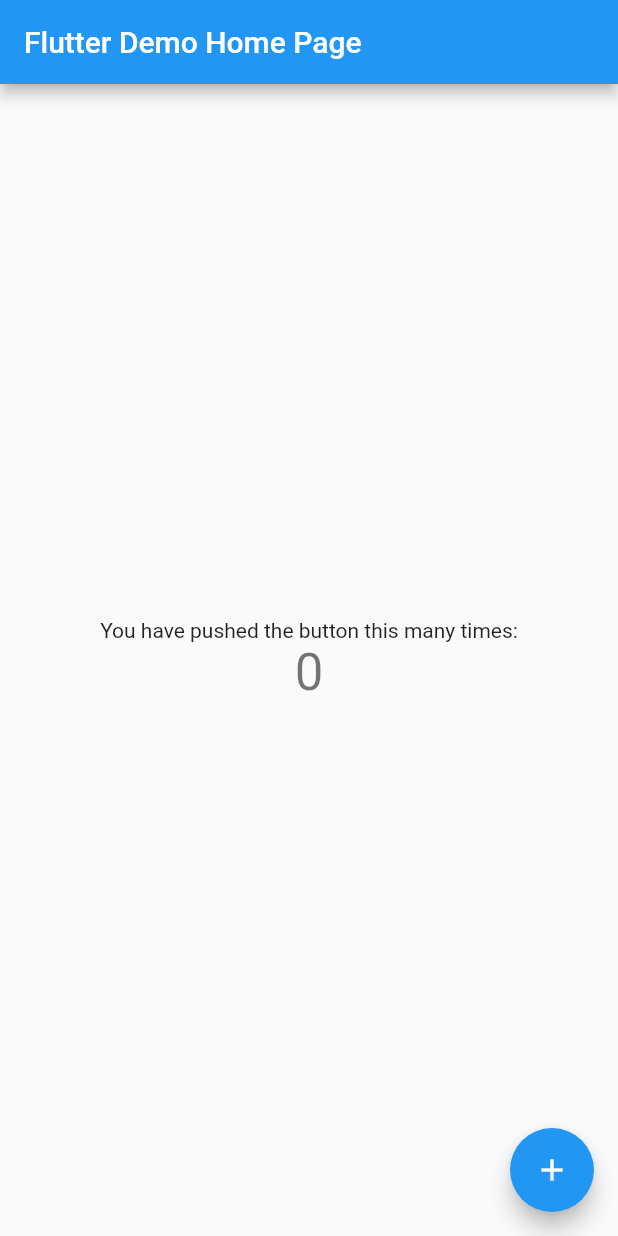
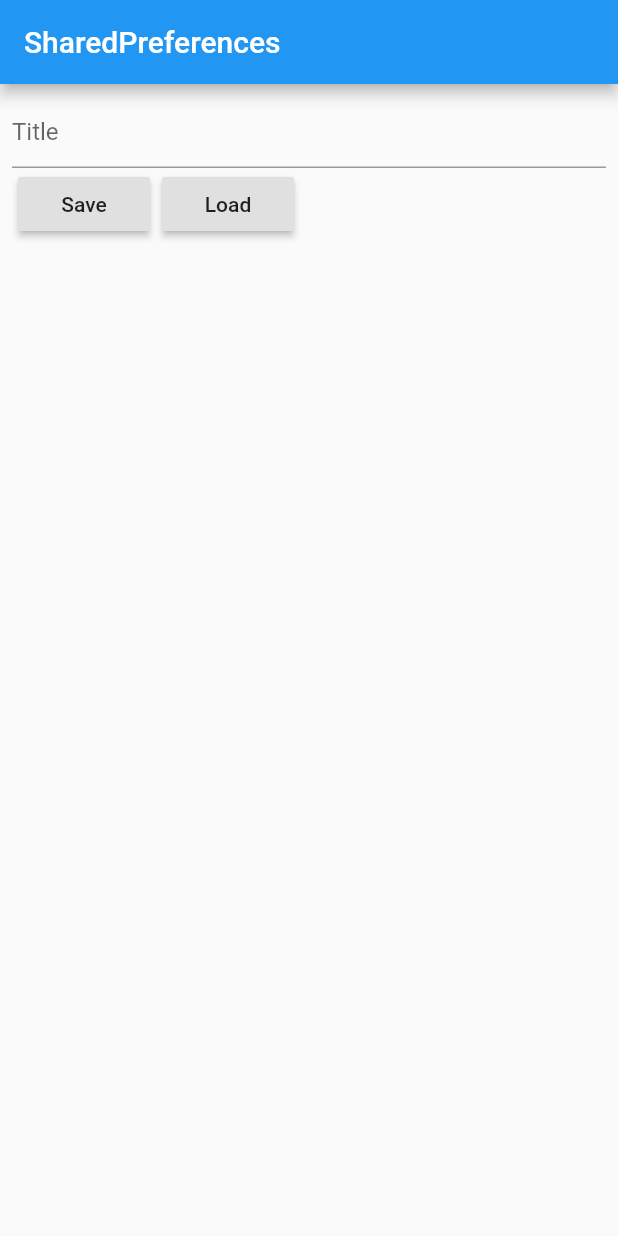
Before and after one commit to mokelab/flutter_samples, a Flutter app: the screen it shows after launch, on a phone screen of 412 x 824 dp. Run offline on Flutter 3.47's test engine with Material 2 defaults, Android fonts, the phone set to English and light mode, and no system bars; our stand-ins replace shared_preferences.

Commit message:
Implement shared preferences sample

```diff
--- a/shared_pref/lib/main.dart
+++ b/shared_pref/lib/main.dart
@@ -1,4 +1,5 @@
 import 'package:flutter/material.dart';
+import 'package:shared_preferences/shared_preferences.dart';
 
 void main() => runApp(MyApp());
 
@@ -7,105 +8,102 @@ class MyApp extends StatelessWidget {
   @override
   Widget build(BuildContext context) {
     return MaterialApp(
-      title: 'Flutter Demo',
+      title: 'SharedPreferences',
       theme: ThemeData(
-        // This is the theme of your application.
-        //
-        // Try running your application with "flutter run". You'll see the
-        // application has a blue toolbar. Then, without quitting the app, try
-        // changing the primarySwatch below to Colors.green and then invoke
-        // "hot reload" (press "r" in the console where you ran "flutter run",
-        // or simply save your changes to "hot reload" in a Flutter IDE).
-        // Notice that the counter didn't reset back to zero; the application
-        // is not restarted.
         primarySwatch: Colors.blue,
       ),
-      home: MyHomePage(title: 'Flutter Demo Home Page'),
+      home: MyHomePage(title: 'SharedPreferences'),
     );
   }
 }
 
-class MyHomePage extends StatefulWidget {
+class MyHomePage extends StatelessWidget {
   MyHomePage({Key key, this.title}) : super(key: key);
-
-  // This widget is the home page of your application. It is stateful, meaning
-  // that it has a State object (defined below) that contains fields that affect
-  // how it looks.
-
-  // This class is the configuration for the state. It holds the values (in this
-  // case the title) provided by the parent (in this case the App widget) and
-  // used by the build method of the State. Fields in a Widget subclass are
-  // always marked "final".
-
   final String title;
 
   @override
-  _MyHomePageState createState() => _MyHomePageState();
+  Widget build(BuildContext context) {
+    return Scaffold(
+        appBar: AppBar(
+          title: Text(this.title),
+        ),
+        body: MyHomePageBody());
+  }
 }
 
-class _MyHomePageState extends State<MyHomePage> {
-  int _counter = 0;
+class MyHomePageBody extends StatefulWidget {
+  MyHomePageBody({Key key}) : super(key: key);
 
-  void _incrementCounter() {
-    setState(() {
-      // This call to setState tells the Flutter framework that something has
-      // changed in this State, which causes it to rerun the build method below
-      // so that the display can reflect the updated values. If we changed
-      // _counter without calling setState(), then the build method would not be
-      // called again, and so nothing would appear to happen.
-      _counter++;
-    });
+  @override
+  _MyHomePageBodyState createState() => _MyHomePageBodyState();
+}
+
+class _MyHomePageBodyState extends State<MyHomePageBody> {
+  final _controller = TextEditingController();
+
+  void _save() async {
+    var title = _controller.text;
+    // save
+    var pref = await SharedPreferences.getInstance();
+    pref.setString("title", title);
+
+    // clear
+    _controller.text = "";
+
+    Scaffold.of(this.context).showSnackBar(SnackBar(
+      content: Text("Saved!"),
+    ));
+  }
+
+  void _load() async {
+    // load
+    var pref = await SharedPreferences.getInstance();
+    var title = pref.getString("title");
+
+    // set
+    _controller.text = title;
+
+    Scaffold.of(this.context).showSnackBar(SnackBar(
+      content: Text("Loaded!"),
+    ));
+  }
+
+  @override
+  void dispose() {
+    _controller.dispose();
+    super.dispose();
   }
 
   @override
   Widget build(BuildContext context) {
-    // This method is rerun every time setState is called, for instance as done
-    // by the _incrementCounter method above.
-    //
-    // The Flutter framework has been optimized to make rerunning build methods
-    // fast, so that you can just rebuild anything that needs updating rather
-    // than having to individually change instances of widgets.
-    return Scaffold(
-      appBar: AppBar(
-        // Here we take the value from the MyHomePage object that was created by
-        // the App.build method, and use it to set our appbar title.
-        title: Text(widget.title),
-      ),
-      body: Center(
-        // Center is a layout widget. It takes a single child and positions it
-        // in the middle of the parent.
-        child: Column(
-          // Column is also a layout widget. It takes a list of children and
-          // arranges them vertically. By default, it sizes itself to fit its
-          // children horizontally, and tries to be as tall as its parent.
-          //
-          // Invoke "debug painting" (press "p" in the console, choose the
-          // "Toggle Debug Paint" action from the Flutter Inspector in Android
-          // Studio, or the "Toggle Debug Paint" command in Visual Studio Code)
-          // to see the wireframe for each widget.
-          //
-          // Column has various properties to control how it sizes itself and
-          // how it positions its children. Here we use mainAxisAlignment to
-          // center the children vertically; the main axis here is the vertical
-          // axis because Columns are vertical (the cross axis would be
-          // horizontal).
-          mainAxisAlignment: MainAxisAlignment.center,
+    return Padding(
+      padding: EdgeInsets.all(8),
+      child: Column(
+          crossAxisAlignment: CrossAxisAlignment.start,
           children: <Widget>[
-            Text(
-              'You have pushed the button this many times:',
+            TextFormField(
+              decoration: InputDecoration(hintText: "Title"),
+              controller: _controller,
             ),
-            Text(
-              '$_counter',
-              style: Theme.of(context).textTheme.display1,
-            ),
-          ],
-        ),
-      ),
-      floatingActionButton: FloatingActionButton(
-        onPressed: _incrementCounter,
-        tooltip: 'Increment',
-        child: Icon(Icons.add),
-      ), // This trailing comma makes auto-formatting nicer for build methods.
+            Row(
+              children: <Widget>[
+                Padding(
+                  padding: EdgeInsets.symmetric(horizontal: 4),
+                  child: RaisedButton(
+                    onPressed: _save,
+                    child: Text("Save"),
+                  ),
+                ),
+                Padding(
+                  padding: EdgeInsets.symmetric(horizontal: 4),
+                  child: RaisedButton(
+                    onPressed: _load,
+                    child: Text("Load"),
+                  ),
+                )
+              ],
+            )
+          ]),
     );
   }
 }
```
Also changed, not shown: shared_pref/pubspec.yaml (+1 -6 lines), shared_pref/pubspec.lock, 6 other files.
